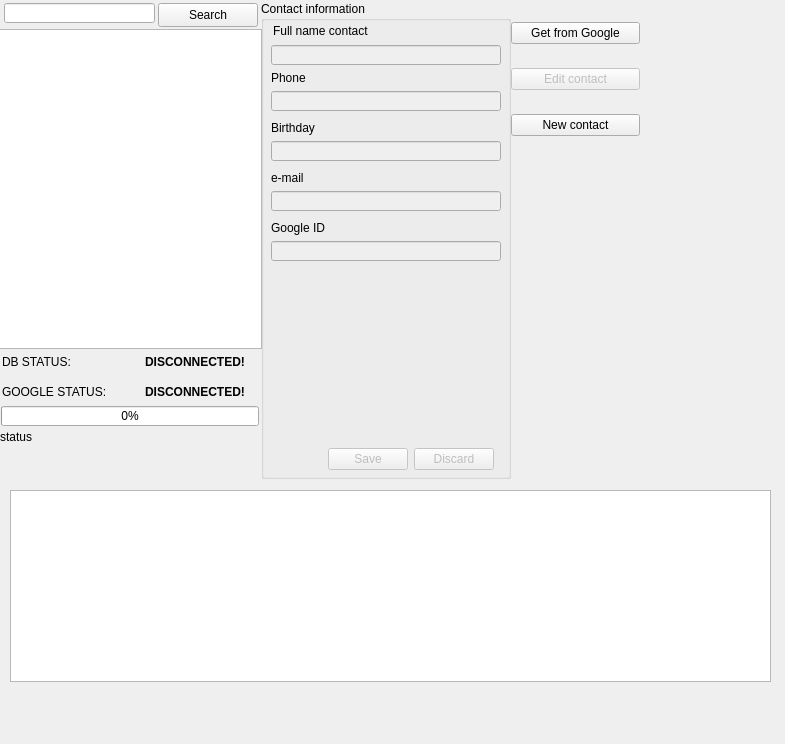
First picture: the form in ui/mainform.ui, repository alexandr-kriptonov/contacts, before the edit.
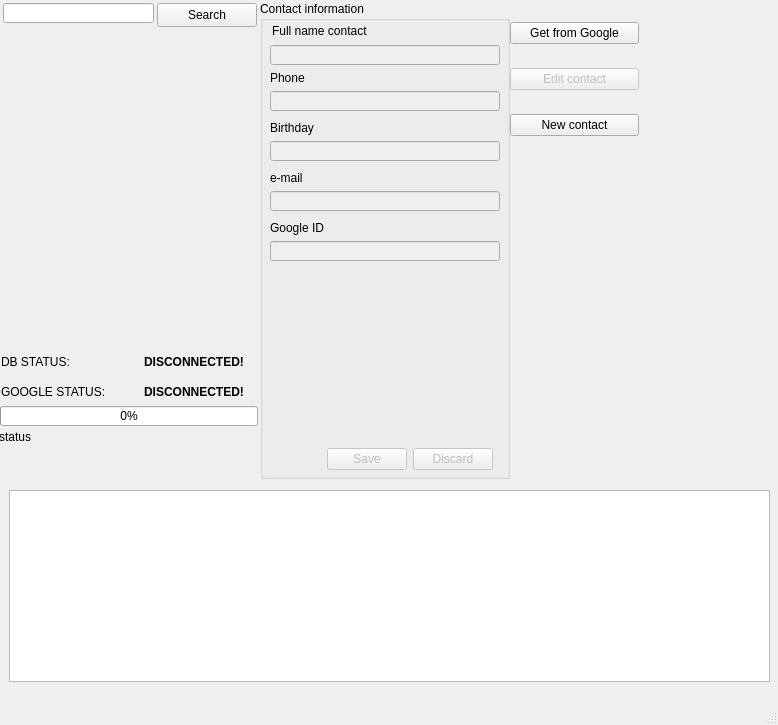
Second picture: the form after the edit.

Commit message: add InformForms(MainDialogs)

Diff of the .ui file:
```diff
--- a/ui/mainform.ui
+++ b/ui/mainform.ui
@@ -1,22 +1,72 @@
 <?xml version="1.0" encoding="UTF-8"?>
 <ui version="4.0">
- <class>Form</class>
- <widget class="QWidget" name="Form">
+ <class>MainWindow</class>
+ <widget class="QMainWindow" name="MainWindow">
   <property name="geometry">
    <rect>
     <x>0</x>
     <y>0</y>
-    <width>785</width>
-    <height>744</height>
+    <width>778</width>
+    <height>725</height>
    </rect>
   </property>
   <property name="windowTitle">
    <string>Form</string>
   </property>
+  <widget class="QWidget" name="centralwidget">
+   <widget class="QLineEdit" name="le_search">
+    <property name="geometry">
+     <rect>
+      <x>3</x>
+      <y>3</y>
+      <width>151</width>
+      <height>20</height>
+     </rect>
+    </property>
+   </widget>
+   <widget class="QProgressBar" name="pBar">
+    <property name="geometry">
+     <rect>
+      <x>0</x>
+      <y>406</y>
+      <width>258</width>
+      <height>20</height>
+     </rect>
+    </property>
+    <property name="value">
+     <number>0</number>
+    </property>
+   </widget>
+   <widget class="QTableView" name="tV_contacts">
+    <property name="geometry">
+     <rect>
+      <x>9</x>
+      <y>490</y>
+      <width>761</width>
+      <height>192</height>
+     </rect>
+    </property>
+    <property name="gridStyle">
+     <enum>Qt::DashLine</enum>
+    </property>
+   </widget>
+   <widget class="QLabel" name="l_terminal">
+    <property name="geometry">
+     <rect>
+      <x>-1</x>
+      <y>430</y>
+      <width>260</width>
+      <height>14</height>
+     </rect>
+    </property>
+    <property name="text">
+     <string>status</string>
+    </property>
+   </widget>
   <widget class="QWidget" name="verticalLayoutWidget">
    <property name="geometry">
     <rect>
-     <x>511</x>
+      <x>510</x>
      <y>4</y>
      <width>129</width>
      <height>151</height>
@@ -49,30 +99,10 @@
     </item>
    </layout>
   </widget>
-  <widget class="QLineEdit" name="le_search">
-   <property name="geometry">
-    <rect>
-     <x>4</x>
-     <y>3</y>
-     <width>151</width>
-     <height>20</height>
-    </rect>
-   </property>
-  </widget>
-  <widget class="QListView" name="lv_contacts">
-   <property name="geometry">
-    <rect>
-     <x>-1</x>
-     <y>29</y>
-     <width>263</width>
-     <height>320</height>
-    </rect>
-   </property>
-  </widget>
   <widget class="QGroupBox" name="gb_contact_inf">
    <property name="geometry">
     <rect>
-     <x>261</x>
+      <x>260</x>
      <y>1</y>
      <width>250</width>
      <height>478</height>
@@ -240,7 +270,7 @@
   <widget class="QWidget" name="gridLayoutWidget">
    <property name="geometry">
     <rect>
-     <x>2</x>
+      <x>1</x>
      <y>350</y>
      <width>255</width>
      <height>54</height>
@@ -304,7 +334,7 @@
   <widget class="QPushButton" name="but_search">
    <property name="geometry">
     <rect>
-     <x>158</x>
+      <x>157</x>
      <y>3</y>
      <width>100</width>
      <height>24</height>
@@ -314,45 +344,18 @@
     <string>Search</string>
    </property>
   </widget>
-  <widget class="QProgressBar" name="pBar">
-   <property name="geometry">
-    <rect>
-     <x>1</x>
-     <y>406</y>
-     <width>258</width>
-     <height>20</height>
-    </rect>
-   </property>
-   <property name="value">
-    <number>0</number>
-   </property>
   </widget>
-  <widget class="QLabel" name="l_terminal">
+  <widget class="QMenuBar" name="menubar">
    <property name="geometry">
     <rect>
      <x>0</x>
-     <y>430</y>
-     <width>260</width>
-     <height>14</height>
+     <y>0</y>
+     <width>778</width>
+     <height>19</height>
     </rect>
    </property>
-   <property name="text">
-    <string>status</string>
-   </property>
   </widget>
-  <widget class="QTableView" name="tV_contacts">
-   <property name="geometry">
-    <rect>
-     <x>10</x>
-     <y>490</y>
-     <width>761</width>
-     <height>192</height>
-    </rect>
-   </property>
-   <property name="gridStyle">
-    <enum>Qt::DashLine</enum>
-   </property>
-  </widget>
+  <widget class="QStatusBar" name="statusbar"/>
  </widget>
  <resources/>
  <connections/>
```
Left out of the diff: 2 changed lines with no effect on the pictures. Lines whose indentation alone changed are shown as unchanged. The commit also changes 6 other files.
